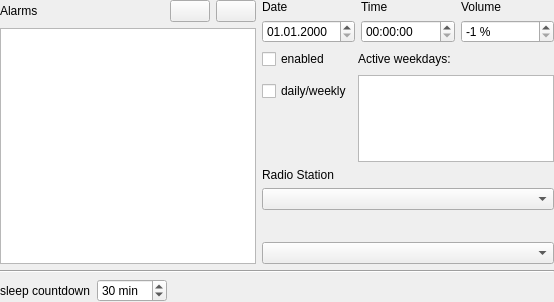
The window that plugins/timecontrol/timecontrol-configuration-ui.ui (pbek/kradio) describes before a commit, drawn with Qt 5.
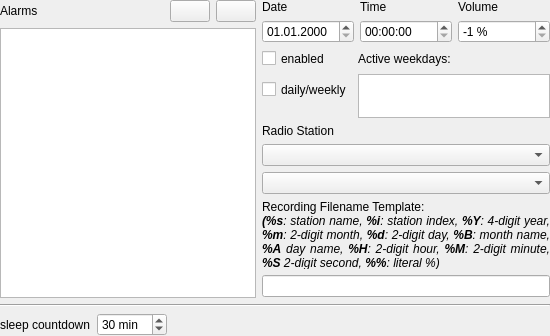
The same window after the commit. Custom widgets are drawn as their Qt base class.

Commit message: made recording file names configurable for general recording and individually for scheduled recording

```diff
--- a/plugins/timecontrol/timecontrol-configuration-ui.ui
+++ b/plugins/timecontrol/timecontrol-configuration-ui.ui
@@ -6,8 +6,8 @@
    <rect>
     <x>0</x>
     <y>0</y>
-    <width>554</width>
-    <height>302</height>
+    <width>550</width>
+    <height>336</height>
    </rect>
   </property>
   <layout class="QGridLayout">
@@ -271,45 +271,27 @@
      <item>
       <widget class="QComboBox" name="comboStationSelection"/>
      </item>
-     <item>
-      <layout class="QHBoxLayout">
-       <item>
-        <widget class="QLabel" name="pixmapAlarmStation">
-         <property name="minimumSize">
-          <size>
-           <width>20</width>
-           <height>20</height>
-          </size>
-         </property>
-         <property name="scaledContents">
-          <bool>true</bool>
-         </property>
-         <property name="wordWrap">
-          <bool>false</bool>
-         </property>
-        </widget>
-       </item>
-       <item>
-        <spacer name="spacer8">
-         <property name="orientation">
-          <enum>Qt::Horizontal</enum>
-         </property>
-         <property name="sizeType">
-          <enum>QSizePolicy::Expanding</enum>
-         </property>
-         <property name="sizeHint" stdset="0">
-          <size>
-           <width>150</width>
-           <height>20</height>
-          </size>
-         </property>
-        </spacer>
-       </item>
-      </layout>
-     </item>
      <item>
       <widget class="QComboBox" name="comboAlarmType"/>
      </item>
+     <item>
+      <widget class="QLabel" name="labelRecordingTemplate">
+       <property name="text">
+        <string>&lt;!DOCTYPE HTML PUBLIC &quot;-//W3C//DTD HTML 4.0//EN&quot; &quot;http://www.w3.org/TR/REC-html40/strict.dtd&quot;&gt;
+&lt;html&gt;&lt;head&gt;&lt;meta name=&quot;qrichtext&quot; content=&quot;1&quot; /&gt;&lt;style type=&quot;text/css&quot;&gt;
+p, li { white-space: pre-wrap; }
+&lt;/style&gt;&lt;/head&gt;&lt;body style=&quot; font-family:'DejaVu Sans'; font-size:9pt; font-weight:400; font-style:normal;&quot;&gt;
+&lt;p style=&quot; margin-top:0px; margin-bottom:0px; margin-left:0px; margin-right:0px; -qt-block-indent:0; text-indent:0px;&quot;&gt;Recording Filename Template:&lt;/p&gt;
+&lt;p align=&quot;justify&quot; style=&quot; margin-top:0px; margin-bottom:0px; margin-left:0px; margin-right:0px; -qt-block-indent:0; text-indent:0px;&quot;&gt;&lt;span style=&quot; font-weight:600; font-style:italic;&quot;&gt;(%s&lt;/span&gt;&lt;span style=&quot; font-style:italic;&quot;&gt;: station name, &lt;/span&gt;&lt;span style=&quot; font-weight:600; font-style:italic;&quot;&gt;%i&lt;/span&gt;&lt;span style=&quot; font-style:italic;&quot;&gt;: station index, &lt;/span&gt;&lt;span style=&quot; font-weight:600; font-style:italic;&quot;&gt;%Y&lt;/span&gt;&lt;span style=&quot; font-style:italic;&quot;&gt;: 4-digit year, &lt;/span&gt;&lt;span style=&quot; font-weight:600; font-style:italic;&quot;&gt;%m&lt;/span&gt;&lt;span style=&quot; font-style:italic;&quot;&gt;: 2-digit month, &lt;/span&gt;&lt;span style=&quot; font-weight:600; font-style:italic;&quot;&gt;%d&lt;/span&gt;&lt;span style=&quot; font-style:italic;&quot;&gt;: 2-digit day, &lt;/span&gt;&lt;span style=&quot; font-weight:600; font-style:italic;&quot;&gt;%B&lt;/span&gt;&lt;span style=&quot; font-style:italic;&quot;&gt;: month name, &lt;/span&gt;&lt;span style=&quot; font-weight:600; font-style:italic;&quot;&gt;%A&lt;/span&gt;&lt;span style=&quot; font-style:italic;&quot;&gt; day name, &lt;/span&gt;&lt;span style=&quot; font-weight:600; font-style:italic;&quot;&gt;%H&lt;/span&gt;&lt;span style=&quot; font-style:italic;&quot;&gt;: 2-digit hour, &lt;/span&gt;&lt;span style=&quot; font-weight:600; font-style:italic;&quot;&gt;%M&lt;/span&gt;&lt;span style=&quot; font-style:italic;&quot;&gt;: 2-digit minute, &lt;/span&gt;&lt;span style=&quot; font-weight:600; font-style:italic;&quot;&gt;%S&lt;/span&gt;&lt;span style=&quot; font-style:italic;&quot;&gt; 2-digit second,&lt;/span&gt;&lt;span style=&quot; font-weight:600; font-style:italic;&quot;&gt; %%&lt;/span&gt;&lt;span style=&quot; font-style:italic;&quot;&gt;: literal %)&lt;/span&gt;&lt;/p&gt;&lt;/body&gt;&lt;/html&gt;</string>
+       </property>
+       <property name="wordWrap">
+        <bool>true</bool>
+       </property>
+      </widget>
+     </item>
+     <item>
+      <widget class="QLineEdit" name="editRecordingTemplate"/>
+     </item>
     </layout>
    </item>
   </layout>
```
The commit also changes 62 other files.
